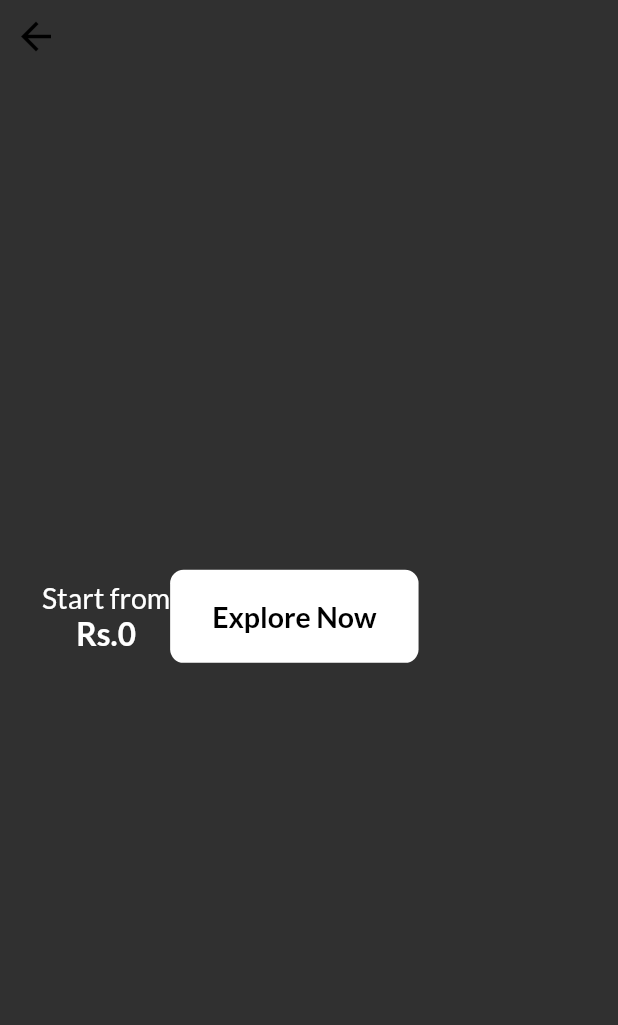
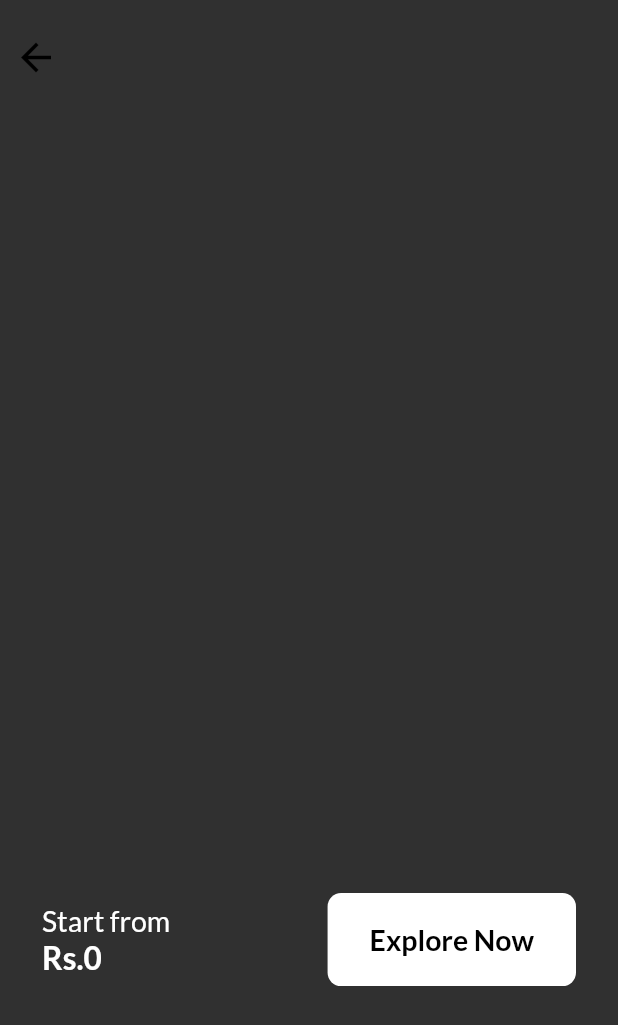
Before and after one commit to Saugat-Maharjan7/Smart-Travel-Planning, a Flutter app: the SelectedPlaceScreen screen opened directly with empty values, on a phone screen of 412 x 824 dp. Shown: the top 1025 px of the screen. Run offline on Flutter 3.47's test engine with Material 2 defaults, Android fonts, the phone set to English and light mode, and no system bars; drawn by our look-alikes of smooth_page_indicator; our stand-ins replace cached_network_image, firebase_auth, firebase_core, firebase_database, flushbar, flutter_icons and 9 more; missing offline and left inert: autocomplete_textfield, flutter_polyline_points; accounts and stored records are empty.

```diff
--- a/lib/Home/selected_place_screen.dart
+++ b/lib/Home/selected_place_screen.dart
@@ -23,20 +23,15 @@ class SelectedPlaceScreen extends StatelessWidget {
         child: Stack(
           children: [
             PageView(
-              physics: BouncingScrollPhysics(),
               controller: _pageController,
               scrollDirection: Axis.horizontal,
               children: List.generate(
                 recommendedModel.images.length,
                     (int index) => Container(
-                  margin: EdgeInsets.only(right: 28),
-                  width: 333,
-                  height: 218,
                   decoration: BoxDecoration(
-                    borderRadius: BorderRadius.circular(9.6),
                     image: DecorationImage(
                         fit: BoxFit.cover,
-                        image: NetworkImage(recommendedModel.images[index]),
+                        image: CachedNetworkImageProvider(recommendedModel.images[index]),
                   ),
                 ),
               ),
@@ -47,21 +42,25 @@ class SelectedPlaceScreen extends StatelessWidget {
             Row(
               mainAxisAlignment: MainAxisAlignment.spaceBetween,
               children: [
-                IconButton(icon: Icon(Icons.arrow_back,
+                Padding(
+                  padding: const EdgeInsets.only(top: 14.0),
+                  child: IconButton(icon: Icon(Icons.arrow_back,
                     color: Colors.black,
                     size: 30,),
                     onPressed: () => Navigator.pop(context),
+                  ),
                 ),
               ],
             ),
 
             //Content
             Align(
-              alignment: Alignment.centerLeft,
+              alignment: Alignment.bottomCenter,
               child: Container(
               height: 345,
                   margin: EdgeInsets.only(left: 28, bottom: 48, right: 28),
                 child: Column(
+                  crossAxisAlignment: CrossAxisAlignment.start,
                   children: [
                     SmoothPageIndicator(
                       controller: _pageController,
@@ -106,8 +105,11 @@ class SelectedPlaceScreen extends StatelessWidget {
 
 
                     Row(
+                      mainAxisAlignment: MainAxisAlignment.spaceBetween,
                       children: [
                         Column(
+                          crossAxisAlignment: CrossAxisAlignment.start,
+                          mainAxisAlignment: MainAxisAlignment.center,
                           children: [
                             Text('Start from',
                             style: GoogleFonts.lato(
@@ -120,13 +122,15 @@ class SelectedPlaceScreen extends StatelessWidget {
                               style: GoogleFonts.lato(
                                   fontSize: 21,
                                   fontWeight: FontWeight.w700,
-                                  color: Colors.white
+                                  color: Colors.white,
                               ),
                             ),
                           ],
                         ),
 
-                        Container(
+                        GestureDetector(
+                          onTap: () => print("Go to the website"),
+                          child: Container(
                             height: 62,
                             decoration: BoxDecoration(
                               borderRadius: BorderRadius.circular(9),
@@ -147,6 +151,7 @@ class SelectedPlaceScreen extends StatelessWidget {
                               ),
                             ),
                           ),
+                        ),
 
                       ],
                     ),
```
Lines whose indentation alone changed are shown as unchanged.
